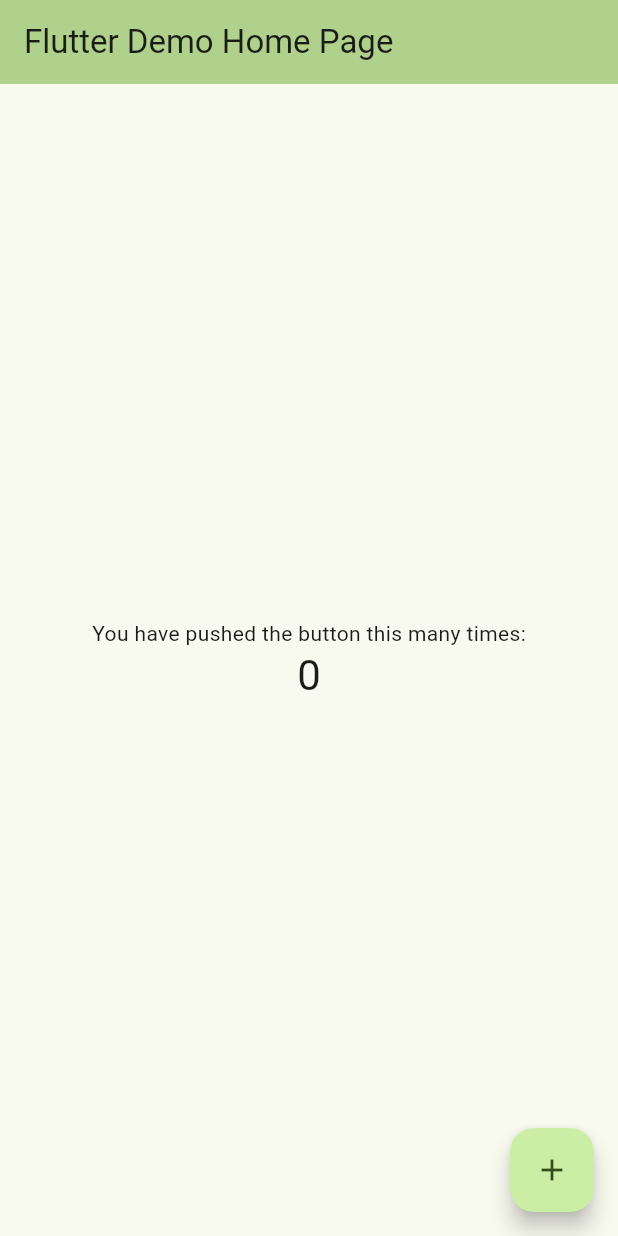
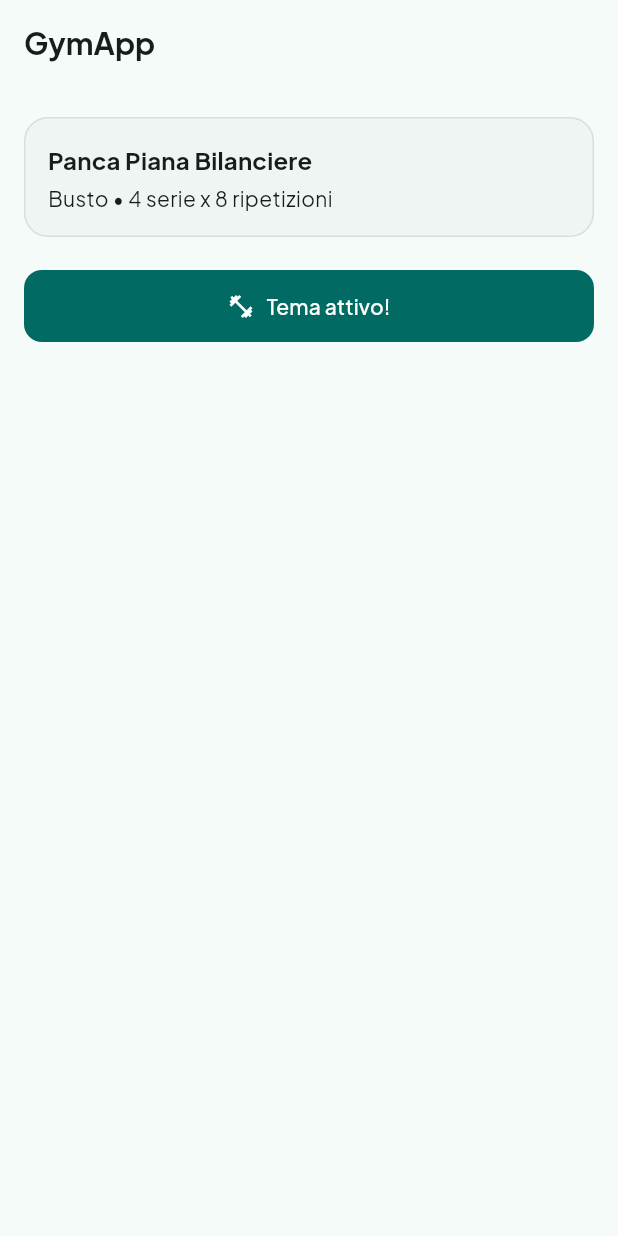
Before and after one commit to PrnGio/GymApp, a Flutter app: the screen it shows after launch, on a phone screen of 412 x 824 dp. Run offline on Flutter 3.47's test engine with Material 3 defaults, Android fonts, the phone set to English and light mode, and no system bars; our stand-ins replace google_fonts.

Commit message:
tema_app gestione scuro chiaro

```diff
--- a/flutter_gym_app/lib/main.dart
+++ b/flutter_gym_app/lib/main.dart
@@ -1,122 +1,67 @@
 import 'package:flutter/material.dart';
+import 'tema/tema_app.dart';
 
 void main() {
-  runApp(const MyApp());
+  runApp(const GymApp());
 }
 
-class MyApp extends StatelessWidget {
-  const MyApp({super.key});
+class GymApp extends StatelessWidget {
+  const GymApp({super.key});
 
-  // This widget is the root of your application.
   @override
   Widget build(BuildContext context) {
     return MaterialApp(
-      title: 'Flutter Demo',
-      theme: ThemeData(
-        // This is the theme of your application.
-        //
-        // TRY THIS: Try running your application with "flutter run". You'll see
-        // the application has a purple toolbar. Then, without quitting the app,
-        // try changing the seedColor in the colorScheme below to Colors.green
-        // and then invoke "hot reload" (save your changes or press the "hot
-        // reload" button in a Flutter-supported IDE, or press "r" if you used
-        // the command line to start the app).
-        //
-        // Notice that the counter didn't reset back to zero; the application
-        // state is not lost during the reload. To reset the state, use hot
-        // restart instead.
-        //
-        // This works for code too, not just values: Most code changes can be
-        // tested with just a hot reload.
-        colorScheme: .fromSeed(seedColor: const Color.fromARGB(255, 131, 224, 17)),
-      ),
-      home: const MyHomePage(title: 'Flutter Demo Home Page'),
+      title: 'GymApp',
+      debugShowCheckedModeBanner: false,
+      theme: TemaApp.temaChiaro,
+      darkTheme: TemaApp.temaScuro,
+      themeMode: ThemeMode.system, // Segue il tema chiaro/scuro del dispositivo
+      home: const SchermataTestTema(),
     );
   }
 }
 
-class MyHomePage extends StatefulWidget {
-  const MyHomePage({super.key, required this.title});
-
-  // This widget is the home page of your application. It is stateful, meaning
-  // that it has a State object (defined below) that contains fields that affect
-  // how it looks.
-
-  // This class is the configuration for the state. It holds the values (in this
-  // case the title) provided by the parent (in this case the App widget) and
-  // used by the build method of the State. Fields in a Widget subclass are
-  // always marked "final".
-
-  final String title;
-
-  @override
-  State<MyHomePage> createState() => _MyHomePageState();
-}
-
-class _MyHomePageState extends State<MyHomePage> {
-  int _counter = 0;
-
-  void _incrementCounter() {
-    setState(() {
-      // This call to setState tells the Flutter framework that something has
-      // changed in this State, which causes it to rerun the build method below
-      // so that the display can reflect the updated values. If we changed
-      // _counter without calling setState(), then the build method would not be
-      // called again, and so nothing would appear to happen.
-      _counter++;
-    });
-  }
+class SchermataTestTema extends StatelessWidget {
+  const SchermataTestTema({super.key});
 
   @override
   Widget build(BuildContext context) {
-    // This method is rerun every time setState is called, for instance as done
-    // by the _incrementCounter method above.
-    //
-    // The Flutter framework has been optimized to make rerunning build methods
-    // fast, so that you can just rebuild anything that needs updating rather
-    // than having to individually change instances of widgets.
     return Scaffold(
       appBar: AppBar(
-        // TRY THIS: Try changing the color here to a specific color (to
-        // Colors.amber, perhaps?) and trigger a hot reload to see the AppBar
-        // change color while the other colors stay the same.
-        backgroundColor: Theme.of(context).colorScheme.inversePrimary,
-        // Here we take the value from the MyHomePage object that was created by
-        // the App.build method, and use it to set our appbar title.
-        title: Text(widget.title),
+        title: const Text('GymApp'),
       ),
-      body: Center(
-        // Center is a layout widget. It takes a single child and positions it
-        // in the middle of the parent.
+      body: Padding(
+        padding: const EdgeInsets.all(16),
         child: Column(
-          // Column is also a layout widget. It takes a list of children and
-          // arranges them vertically. By default, it sizes itself to fit its
-          // children horizontally, and tries to be as tall as its parent.
-          //
-          // Column has various properties to control how it sizes itself and
-          // how it positions its children. Here we use mainAxisAlignment to
-          // center the children vertically; the main axis here is the vertical
-          // axis because Columns are vertical (the cross axis would be
-          // horizontal).
-          //
-          // TRY THIS: Invoke "debug painting" (choose the "Toggle Debug Paint"
-          // action in the IDE, or press "p" in the console), to see the
-          // wireframe for each widget.
-          mainAxisAlignment: .center,
+          crossAxisAlignment: CrossAxisAlignment.stretch,
           children: [
-            const Text('You have pushed the button this many times:'),
-            Text(
-              '$_counter',
-              style: Theme.of(context).textTheme.headlineMedium,
+            Card(
+              child: Padding(
+                padding: const EdgeInsets.all(16),
+                child: Column(
+                  crossAxisAlignment: CrossAxisAlignment.start,
+                  children: [
+                    Text(
+                      'Panca Piana Bilanciere',
+                      style: Theme.of(context).textTheme.titleMedium?.copyWith(
+                            fontWeight: FontWeight.bold,
+                          ),
+                    ),
+                    const SizedBox(height: 4),
+                    const Text('Busto • 4 serie x 8 ripetizioni'),
+                  ],
+                ),
+              ),
+            ),
+            const SizedBox(height: 16),
+            FilledButton.icon(
+              onPressed: () {},
+              icon: const Icon(Icons.fitness_center),
+              label: const Text('Tema attivo!'),
             ),
           ],
         ),
       ),
-      floatingActionButton: FloatingActionButton(
-        onPressed: _incrementCounter,
-        tooltip: 'Increment',
-        child: const Icon(Icons.add),
-      ),
     );
   }
 }
--- a/flutter_gym_app/lib/tema/tema_app.dart
+++ b/flutter_gym_app/lib/tema/tema_app.dart
@@ -1 +1,82 @@
-//colori e font
+import 'package:flutter/material.dart';
+import 'package:google_fonts/google_fonts.dart';
+
+class TemaApp {
+  // Colore principale dell'app (verde petrolio sportivo)
+  static const Color _coloreSeme = Color(0xFF0F766E);
+
+  static ThemeData get temaChiaro {
+    final colorScheme = ColorScheme.fromSeed(
+      seedColor: _coloreSeme,
+      brightness: Brightness.light,
+    );
+
+    return _costruisciTema(colorScheme);
+  }
+
+  static ThemeData get temaScuro {
+    final colorScheme = ColorScheme.fromSeed(
+      seedColor: _coloreSeme,
+      brightness: Brightness.dark,
+    );
+
+    return _costruisciTema(colorScheme);
+  }
+
+static ThemeData _costruisciTema(ColorScheme colorScheme) {
+    return ThemeData(
+      useMaterial3: true,
+      colorScheme: colorScheme,
+      fontFamily: GoogleFonts.plusJakartaSans().fontFamily,
+
+      // Stile barra superiore
+      appBarTheme: AppBarTheme(
+        centerTitle: false,
+        elevation: 0,
+        backgroundColor: colorScheme.surface,
+        foregroundColor: colorScheme.onSurface,
+        titleTextStyle: GoogleFonts.plusJakartaSans(
+          fontSize: 20,
+          fontWeight: FontWeight.w700,
+          color: colorScheme.onSurface,
+        ),
+      ),
+
+      // Stile uniforme per tutte le Card (esercizi, schede, log)
+      cardTheme: CardThemeData(
+        elevation: 0,
+        color: colorScheme.surfaceContainerLow,
+        shape: RoundedRectangleBorder(
+          borderRadius: BorderRadius.circular(16),
+          side: BorderSide(
+            color: colorScheme.outlineVariant.withValues(alpha: 0.5),
+          ),
+        ),
+        margin: const EdgeInsets.symmetric(vertical: 6),
+      ),
+
+      // Stile uniforme per i campi di testo (es. inserimento pesi, nomi schede)
+      inputDecorationTheme: InputDecorationTheme(
+        filled: true,
+        fillColor: colorScheme.surfaceContainerLowest,
+        border: OutlineInputBorder(
+          borderRadius: BorderRadius.circular(12),
+        ),
+        contentPadding: const EdgeInsets.symmetric(
+          horizontal: 16,
+          vertical: 14,
+        ),
+      ),
+
+      // Stile pulsanti principali
+      filledButtonTheme: FilledButtonThemeData(
+        style: FilledButton.styleFrom(
+          padding: const EdgeInsets.symmetric(horizontal: 20, vertical: 14),
+          shape: RoundedRectangleBorder(
+            borderRadius: BorderRadius.circular(12),
+          ),
+        ),
+      ),
+    );
+  }
+}
--- a/flutter_gym_app/pubspec.yaml
+++ b/flutter_gym_app/pubspec.yaml
@@ -34,6 +34,7 @@ dependencies:
   # The following adds the Cupertino Icons font to your application.
   # Use with the CupertinoIcons class for iOS style icons.
   cupertino_icons: ^1.0.8
+  google_fonts: ^9.0.0
 
 dev_dependencies:
   flutter_test:
```
Also changed, not shown: flutter_gym_app/pubspec.lock, 1 other file.
